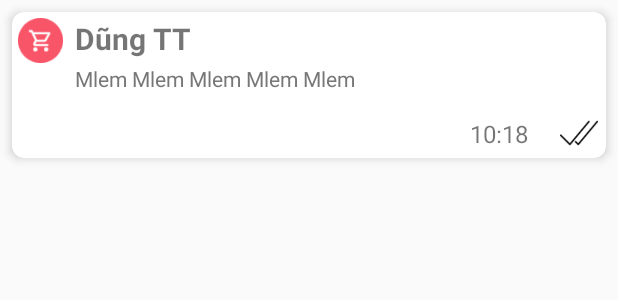
After one commit to dungtthe/FoodApp, an Android app: the layout cardview_comment.xml on its own in the app's theme, with its tools: preview values and no code run, on a phone screen of 412 x 824 dp. The commit adds this screen. Shown: the top 300 px of the screen. Run offline under Robolectric (Android 15) with nearby library versions, the phone set to English and light mode, and no system bars; network calls fail.

Commit message:
đổ dữ liệu vào favourite item và UI comment

```diff
--- a/app/src/main/java/com/example/foodapp/model/DA/DatabaseHelper.java
+++ b/app/src/main/java/com/example/foodapp/model/DA/DatabaseHelper.java
@@ -5,7 +5,7 @@ import java.sql.DriverManager;
 import java.sql.SQLException;
 
 public class DatabaseHelper {
-    private static final String URL = "jdbc:mysql://192.168.1.8:33066/FoodApp";
+    private static final String URL = "jdbc:mysql://10.0.212.68:33066/FoodApp";
     private static final String USER = "foodapp";
     private static final String PASSWORD = "123456";
 
--- /dev/null
+++ b/app/src/main/res/layout/cardview_comment.xml
@@ -0,0 +1,76 @@
+<?xml version="1.0" encoding="utf-8"?>
+<androidx.cardview.widget.CardView xmlns:android="http://schemas.android.com/apk/res/android"
+    xmlns:app="http://schemas.android.com/apk/res-auto"
+    xmlns:tools="http://schemas.android.com/tools"
+    android:layout_width="match_parent"
+    android:layout_height="wrap_content"
+    android:layout_margin="8dp"
+    app:cardCornerRadius="8dp"
+    android:id="@+id/cardview"
+    app:cardElevation="4dp">
+
+    <RelativeLayout
+        android:layout_width="match_parent"
+        android:layout_height="wrap_content"
+        android:padding="4dp">
+
+        <ImageView
+            android:id="@+id/icon"
+            android:layout_width="30dp"
+            android:layout_height="30dp"
+            android:layout_alignParentStart="true"
+            android:layout_alignParentTop="true"
+            android:src="@drawable/shop_icon"
+            android:scaleType="centerCrop" />
+
+        <TextView
+            android:id="@+id/user_name"
+            android:layout_width="wrap_content"
+            android:layout_height="wrap_content"
+            android:layout_alignParentTop="true"
+            android:layout_marginStart="8dp"
+            android:layout_toEndOf="@id/icon"
+            android:text="Dũng TT"
+            android:textSize="20sp"
+            android:textStyle="bold" />
+
+        <TextView
+            android:id="@+id/user_comment"
+            android:layout_width="wrap_content"
+            android:layout_height="wrap_content"
+            android:layout_below="@id/user_name"
+            android:layout_toEndOf="@id/icon"
+            android:layout_marginStart="8dp"
+            android:layout_marginTop="3dp"
+            android:text="Mlem Mlem Mlem Mlem Mlem "
+            android:textColor="#777"
+            android:textSize="14sp" />
+
+        <TextView
+            android:id="@+id/time_text"
+            android:layout_width="wrap_content"
+            android:layout_height="wrap_content"
+            android:layout_below="@+id/user_comment"
+            android:layout_alignParentEnd="true"
+            android:layout_marginTop="16dp"
+            android:layout_marginEnd="47dp"
+            android:background="?attr/selectableItemBackgroundBorderless"
+            android:text="10:18"
+            android:textSize="16sp" />
+
+        <ImageView
+            android:id="@+id/icon_sent"
+            android:layout_width="25dp"
+            android:layout_height="25dp"
+            android:layout_below="@+id/user_comment"
+            android:layout_alignEnd="@+id/user_comment"
+            android:layout_alignParentRight="true"
+            android:layout_marginTop="14dp"
+            android:layout_marginEnd="1dp"
+            android:layout_marginRight="10dp"
+            android:background="?attr/selectableItemBackgroundBorderless"
+            android:scaleType="centerCrop"
+            android:src="@drawable/icon_double_tick" />
+
+    </RelativeLayout>
+</androidx.cardview.widget.CardView>
--- a/app/src/main/res/layout/cardview_favourite_item.xml
+++ b/app/src/main/res/layout/cardview_favourite_item.xml
@@ -49,7 +49,7 @@
             android:layout_width="wrap_content"
             android:layout_height="wrap_content"
             android:layout_below="@id/product_name"
-            android:layout_marginLeft="15dp"
+            android:layout_marginLeft="40dp"
             android:layout_marginTop="3dp"
             android:layout_toRightOf="@id/product_price"
             android:text="20.000 VND"
@@ -64,7 +64,7 @@
             android:layout_below="@id/product_image"
             android:layout_alignParentRight="true"
             android:layout_marginTop="74dp"
-            android:layout_marginRight="60dp"
+            android:layout_marginRight="40dp"
             android:background="?attr/selectableItemBackgroundBorderless"
             android:scaleType="centerCrop"
 
```
Also changed, not shown: app/src/main/AndroidManifest.xml (+10 -9 lines), app/src/main/java/com/example/foodapp/view/main_view/setting/MyAdapter.java (+6 -5 lines), app/src/main/java/com/example/foodapp/view/main_view/setting/activity_favourite_items.java (+50 -21 lines), app/src/main/java/com/example/foodapp/view/main_view/setting/comment_list.java (added, +16 -0 lines), app/src/main/res/layout/activity_comment_list.xml (added, +126 -0 lines), app/src/main/res/layout/fragment_setting.xml (+9 -2 lines), app/src/main/res/drawable/icon_back.png (added), app/src/main/res/drawable/icon_double_tick.png (added), app/src/main/res/drawable/icon_sent.png (added).
